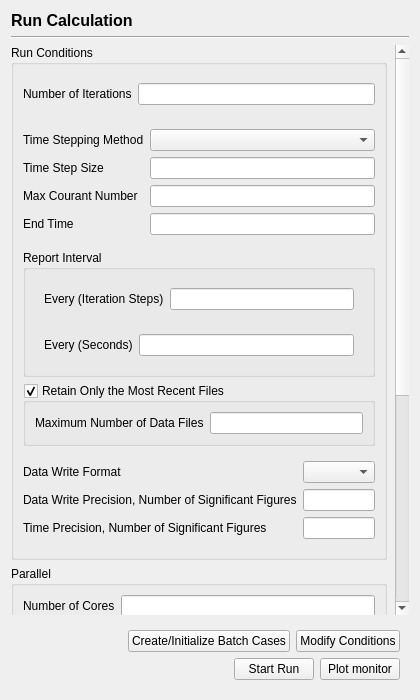
Before: the Qt Designer form view/solution/run_calculation/run_calculation_page.ui in nextfoam/baram, drawn with Qt 5.
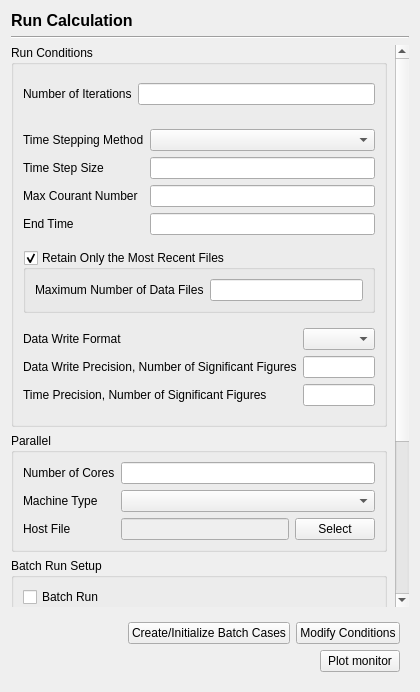
After: the same form once the commit is applied.

What changed in the file:
```diff
--- a/view/solution/run_calculation/run_calculation_page.ui
+++ b/view/solution/run_calculation/run_calculation_page.ui
@@ -7,7 +7,7 @@
     <x>0</x>
     <y>0</y>
     <width>420</width>
-    <height>700</height>
+    <height>692</height>
    </rect>
   </property>
   <property name="windowTitle">
@@ -59,8 +59,8 @@
        <rect>
         <x>0</x>
         <y>0</y>
-        <width>385</width>
-        <height>894</height>
+        <width>473</width>
+        <height>853</height>
        </rect>
       </property>
       <property name="sizePolicy">
@@ -162,47 +162,6 @@
             </layout>
            </widget>
           </item>
-          <item>
-           <widget class="QGroupBox" name="groupBox_2">
-            <property name="title">
-             <string>Report Interval</string>
-            </property>
-            <layout class="QVBoxLayout" name="verticalLayout_5">
-             <item>
-              <widget class="QWidget" name="steadyReportInterval" native="true">
-               <layout class="QFormLayout" name="formLayout">
-                <item row="0" column="0">
-                 <widget class="QLabel" name="label_5">
-                  <property name="text">
-                   <string>Every (Iteration Steps)</string>
-                  </property>
-                 </widget>
-                </item>
-                <item row="0" column="1">
-                 <widget class="QLineEdit" name="reportIntervalIterationSteps"/>
-                </item>
-               </layout>
-              </widget>
-             </item>
-             <item>
-              <widget class="QWidget" name="transientReportInterval" native="true">
-               <layout class="QFormLayout" name="formLayout_9">
-                <item row="0" column="0">
-                 <widget class="QLabel" name="label_6">
-                  <property name="text">
-                   <string>Every (Seconds)</string>
-                  </property>
-                 </widget>
-                </item>
-                <item row="0" column="1">
-                 <widget class="QLineEdit" name="reportIntervalSeconds"/>
-                </item>
-               </layout>
-              </widget>
-             </item>
-            </layout>
-           </widget>
-          </item>
           <item>
            <widget class="QGroupBox" name="retainOnlyTheMostRecentFiles">
             <property name="title">
@@ -504,13 +463,6 @@
         </property>
        </spacer>
       </item>
-      <item>
-       <widget class="QPushButton" name="startRun">
-        <property name="text">
-         <string>Start Run</string>
-        </property>
-       </widget>
-      </item>
       <item>
        <widget class="QPushButton" name="plotMonitor">
         <property name="text">
```
